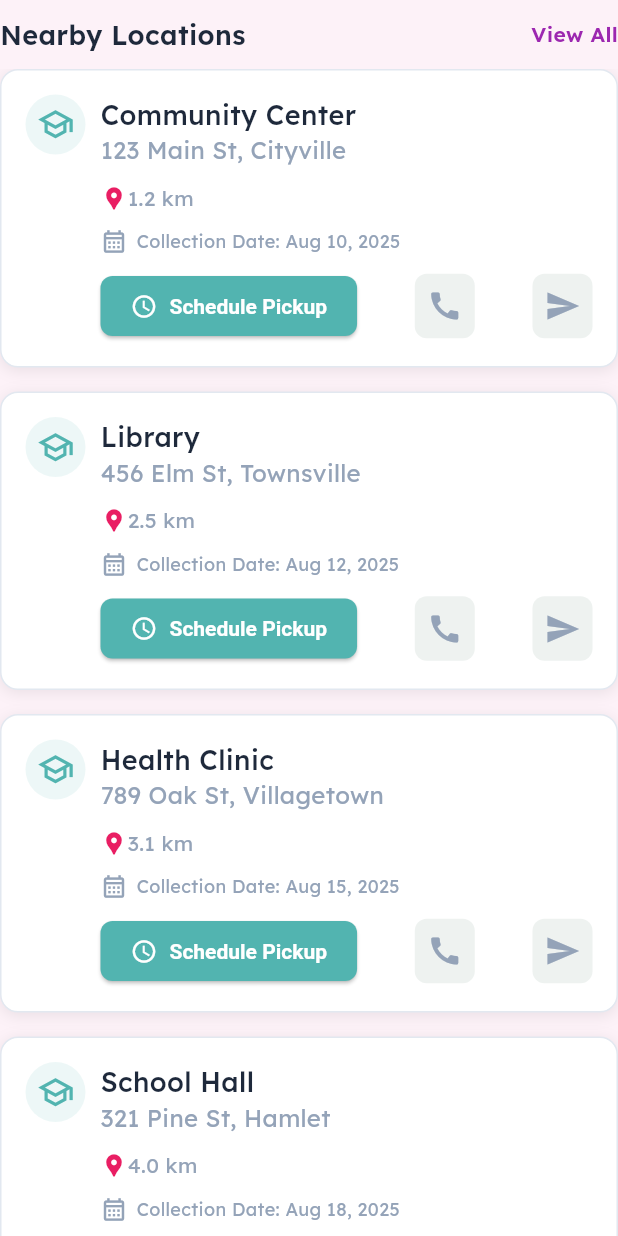
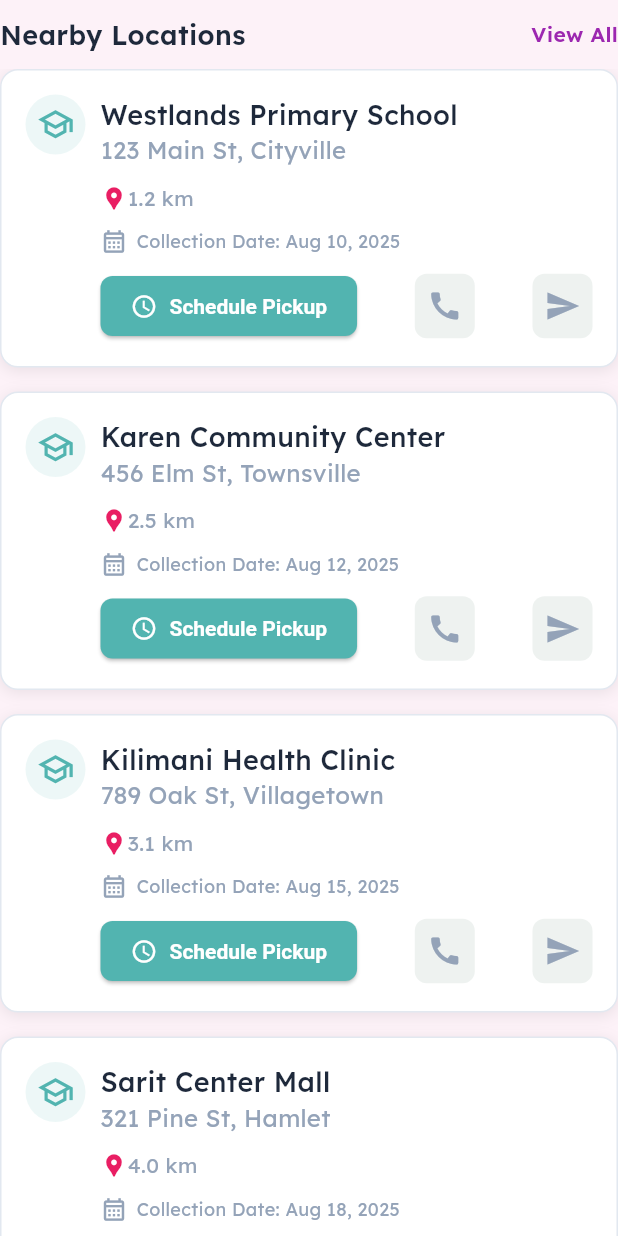
Before and after one commit to juliamwangi123/flo_rewite, a Flutter app: the NerbyDropOffPoints widget shown alone on an empty page, opened directly, on a phone screen of 412 x 824 dp. Run offline on Flutter 3.47's test engine with Material 3 defaults, Android fonts, the phone set to English and light mode, and no system bars; our stand-ins replace bloc, dartz, equatable, firebase_auth, firebase_core, flutter_bloc and 6 more; accounts and stored records are empty.

Commit message:
style: add nerby drop off with hardcoded data

```diff
--- a/lib/features/collection_points/presentation/widgets/drop_off_points_card.dart
+++ b/lib/features/collection_points/presentation/widgets/drop_off_points_card.dart
@@ -1,5 +1,4 @@
 // ignore_for_file: deprecated_member_use
-
 import 'package:floo_aid_rewrite/core/theme/text_theme.dart';
 import 'package:floo_aid_rewrite/core/theme/theme.dart';
 import 'package:floo_aid_rewrite/core/widgets/spaces.dart';
--- a/lib/features/collection_points/presentation/widgets/drop_off_points_map.dart
+++ b/lib/features/collection_points/presentation/widgets/drop_off_points_map.dart
@@ -1,5 +1,4 @@
 // ignore_for_file: depend_on_referenced_packages
-
 import 'package:flutter/material.dart';
 import 'package:flutter_map/flutter_map.dart';
 import 'package:latlong2/latlong.dart';
--- a/lib/features/collection_points/presentation/widgets/nerby_drop_off_points.dart
+++ b/lib/features/collection_points/presentation/widgets/nerby_drop_off_points.dart
@@ -11,28 +11,28 @@ class NerbyDropOffPoints extends StatelessWidget {
   Widget build(BuildContext context) {
     final dropOffPoints = [
       {
-        'title': 'Community Center',
+        'title': 'Westlands Primary School',
         'address': '123 Main St, Cityville',
         'distance': '1.2 km',
         'collectionDate': 'Aug 10, 2025',
         'pinLocation': 'loc1',
       },
       {
-        'title': 'Library',
+        'title': 'Karen Community Center',
         'address': '456 Elm St, Townsville',
         'distance': '2.5 km',
         'collectionDate': 'Aug 12, 2025',
         'pinLocation': 'loc2',
       },
       {
-        'title': 'Health Clinic',
+        'title': 'Kilimani Health Clinic',
         'address': '789 Oak St, Villagetown',
         'distance': '3.1 km',
         'collectionDate': 'Aug 15, 2025',
         'pinLocation': 'loc3',
       },
       {
-        'title': 'School Hall',
+        'title': 'Sarit Center Mall',
         'address': '321 Pine St, Hamlet',
         'distance': '4.0 km',
         'collectionDate': 'Aug 18, 2025',
```
